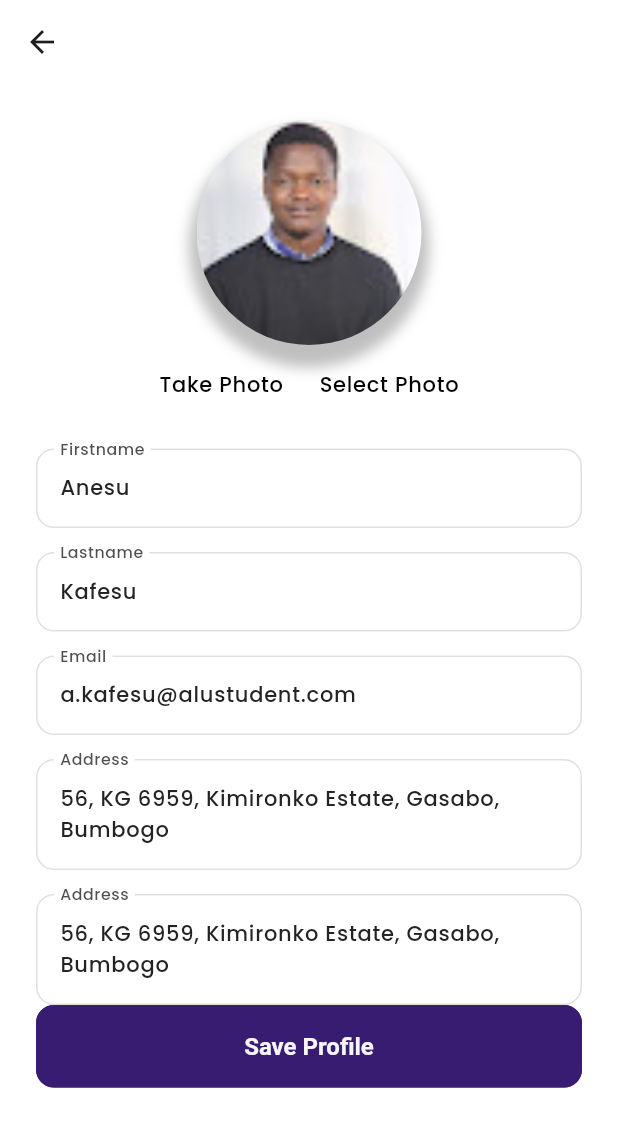
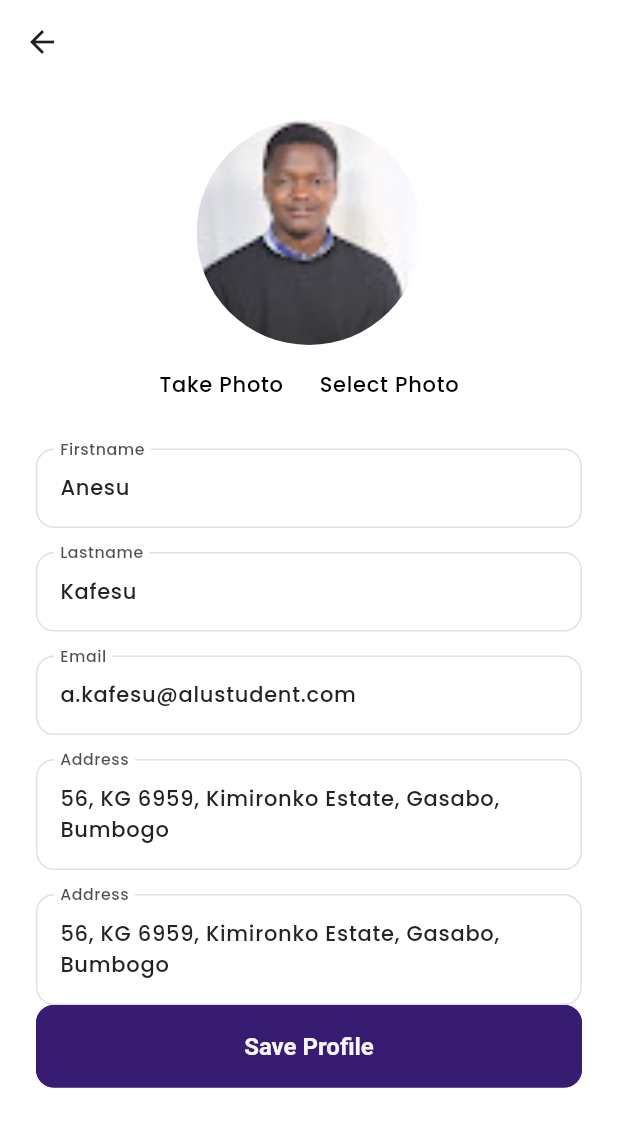
Before and after one commit to SundayOlubode/chindi, a Flutter app: the EditProfile screen opened directly, on a phone screen of 412 x 824 dp. Shown: the top 1127 px of the screen. Run offline on Flutter 3.47's test engine with Material 3 defaults, Android fonts, the phone set to English and light mode, and no system bars; our stand-ins replace flutter_slidable, iconsax; missing offline and left inert: awesome_ripple_animation; network calls fail.

Commit message:
update: remove ProfileImage Shadow

```diff
--- a/lib/components/profile_image.dart
+++ b/lib/components/profile_image.dart
@@ -12,16 +12,8 @@ class ProfileImage extends StatelessWidget {
       width: size,
       height: size,
       child: Container(
-        decoration: BoxDecoration(
+        decoration: const BoxDecoration(
           shape: BoxShape.circle,
-          boxShadow: [
-            BoxShadow(
-              color: Colors.black.withOpacity(0.25),
-              spreadRadius: 5,
-              blurRadius: 7,
-              offset: const Offset(0, 10), // changes position of shadow
-            ),
-          ],
         ),
         child: ClipOval(
           child: Image(
```
